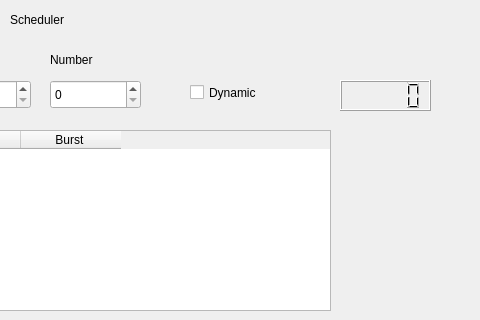
This is mainwindow.ui in sal-zahdy/CPU-Scheduler as Qt 5 draws it before an edit; both pictures show x 320 to 800 and y 0 to 320 of the 800 by 600 pixel window. The edited form follows.
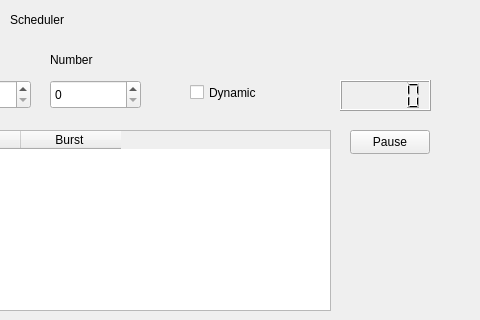
This is the edited form.

Diff of the .ui file:
```diff
--- a/mainwindow.ui
+++ b/mainwindow.ui
@@ -228,6 +228,19 @@
      <string>Add</string>
     </property>
    </widget>
+   <widget class="QPushButton" name="pauseButton">
+    <property name="geometry">
+     <rect>
+      <x>670</x>
+      <y>130</y>
+      <width>80</width>
+      <height>24</height>
+     </rect>
+    </property>
+    <property name="text">
+     <string>Pause</string>
+    </property>
+   </widget>
    <zorder>ganttView</zorder>
    <zorder>label</zorder>
    <zorder>algorithmBox</zorder>
```
Left out of the diff: 3 changed lines with no effect on the pictures.
